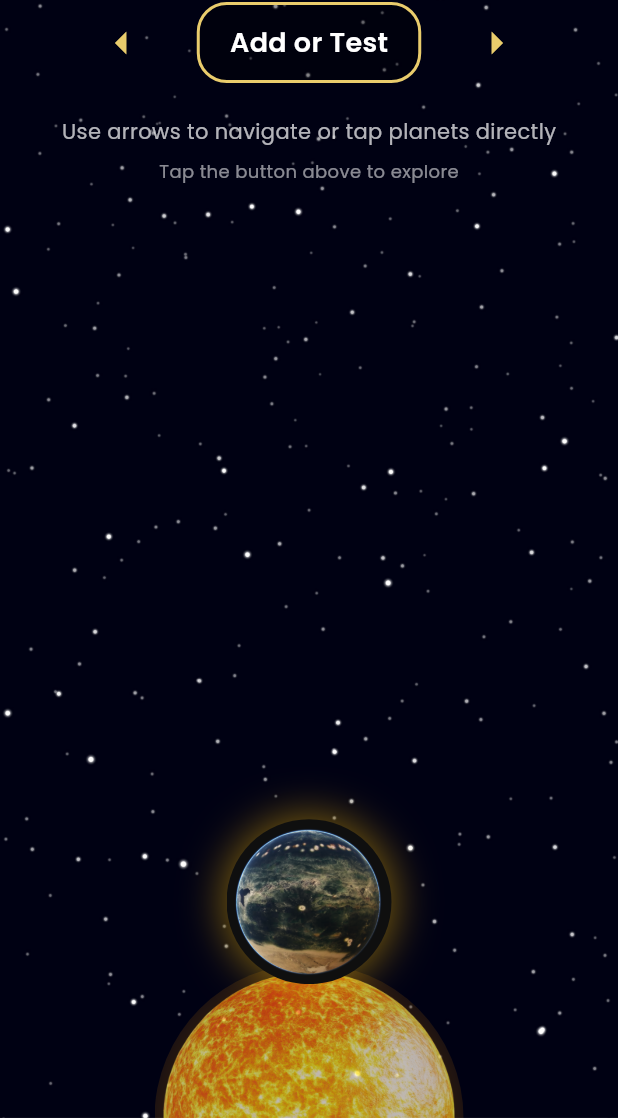
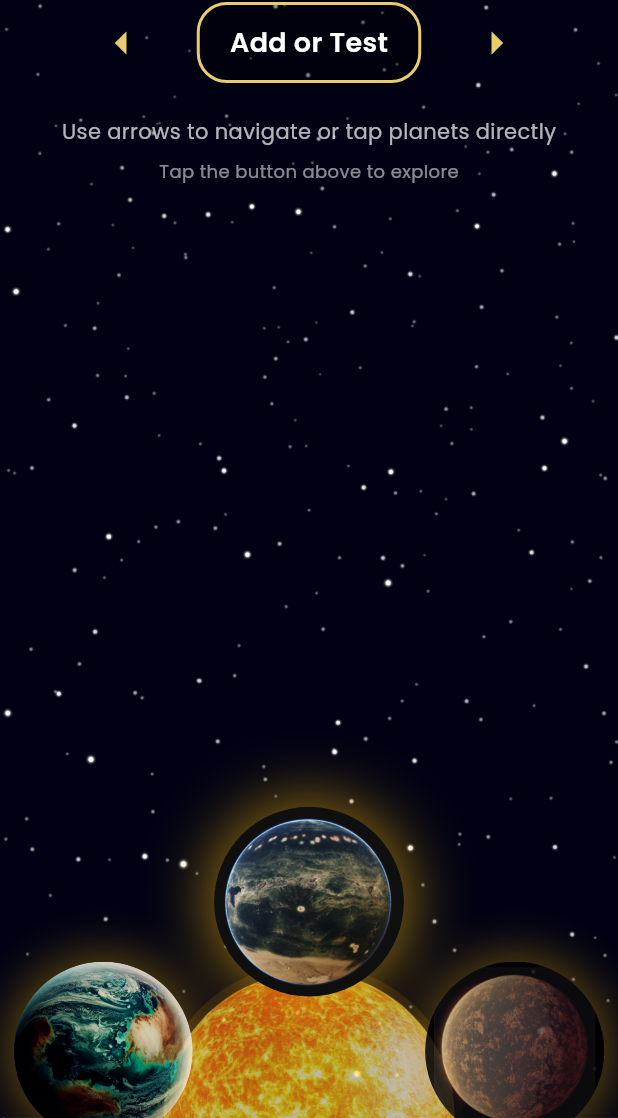
Before and after one commit to RamyAkin/NASA-Space-Apps, a Flutter app: the screen it shows after launch, on a phone screen of 412 x 824 dp, the part 118-1236 px from its top. Run offline on Flutter 3.47's test engine with Material 3 defaults, Android fonts, the phone set to English and light mode, and no system bars; our stand-ins replace google_fonts; network calls fail.

Commit message:
Improved UI home page

```diff
--- a/exoplanet_ai/lib/screens/home_page.dart
+++ b/exoplanet_ai/lib/screens/home_page.dart
@@ -10,12 +10,13 @@ class HomePage extends StatefulWidget {
 }
 
 class _HomePageState extends State<HomePage> with SingleTickerProviderStateMixin {
+  // Each planet now explicitly contains a route so it's always matched to an option
   final List<Map<String, String>> planets = [
-    {'name': 'Add or Test', 'image': 'assets/exoplanet1.png'},
-    {'name': 'Confirmed', 'image': 'assets/exoplanet2.png'},
-    {'name': 'Candidates', 'image': 'assets/exoplanet3.png'},
-    {'name': 'False Positives', 'image': 'assets/exoplanet4.png'},
-    {'name': 'Model Stats', 'image': 'assets/exoplanet5.png'},
+    {'name': 'Add or Test', 'image': 'assets/exoplanet1.png', 'route': '/add-test'},
+    {'name': 'Confirmed', 'image': 'assets/exoplanet2.png', 'route': '/confirmed'},
+    {'name': 'Candidates', 'image': 'assets/exoplanet3.png', 'route': '/candidates'},
+    {'name': 'False Positives', 'image': 'assets/exoplanet4.png', 'route': '/false-positives'},
+    {'name': 'Model Stats', 'image': 'assets/exoplanet5.png', 'route': '/statistics'},
   ];
 
   double angleOffset = 0.0;
@@ -45,22 +46,9 @@ class _HomePageState extends State<HomePage> with SingleTickerProviderStateMixin
   }
 
   void _navigateToSelectedPage() {
-    switch (selectedIndex) {
-      case 0: // Add or Test
-        Navigator.pushNamed(context, '/add-test');
-        break;
-      case 1: // Confirmed
-        Navigator.pushNamed(context, '/confirmed');
-        break;
-      case 2: // Candidates
-        Navigator.pushNamed(context, '/candidates');
-        break;
-      case 3: // False Positives
-        Navigator.pushNamed(context, '/false-positives');
-        break;
-      case 4: // Model Stats
-        Navigator.pushNamed(context, '/statistics');
-        break;
+    final route = planets[selectedIndex]['route'];
+    if (route != null && route.isNotEmpty) {
+      Navigator.pushNamed(context, route);
     }
   }
 
@@ -71,7 +59,11 @@ class _HomePageState extends State<HomePage> with SingleTickerProviderStateMixin
   }
 
   void _animateToSelection(int index) {
-    double targetAngle = index * (2 * pi / planets.length);
+  // We want the selected planet to appear at the top (angle == pi/2).
+  // The planet position calculation uses (i*step + angleOffset + pi/2).
+  // To make i == index evaluate to pi/2, we need angleOffset == -index*step.
+  double step = 2 * pi / planets.length;
+  double targetAngle = -index * step;
     double currentAngle = angleOffset;
 
     // Find shortest rotation path
@@ -190,14 +182,55 @@ class _HomePageState extends State<HomePage> with SingleTickerProviderStateMixin
               ),
             ),
           ),
-          // Animated orbital planets - only show the centered one
-          for (int i = 0; i < planets.length; i++)
-            if (i == selectedIndex) // Only show the selected planet
-              Positioned(
-                left: centerX + cos(i * (2 * pi / planets.length) + angleOffset + pi/2) * radius - planetSize / 2,
-                top: sunCenterY - sin(i * (2 * pi / planets.length) + angleOffset + pi/2) * radius - planetSize / 2,
+          // Animated orbital planets - render all planets and emphasize the one near the top
+          // We'll compute an angular distance to the top (pi/2) and map that to scale & opacity.
+          () {
+            final step = 2 * pi / planets.length;
+            // Build a list of indices and their distance so we can sort draw order (farthest first)
+            final List<Map<String, dynamic>> order = [];
+            for (int i = 0; i < planets.length; i++) {
+              final anglePos = i * step + angleOffset + pi / 2;
+              // normalize difference to [-pi, pi]
+              double diff = anglePos - (pi / 2);
+              while (diff > pi) diff -= 2 * pi;
+              while (diff < -pi) diff += 2 * pi;
+              final absDiff = diff.abs();
+              order.add({'i': i, 'absDiff': absDiff, 'anglePos': anglePos});
+            }
+            // Sort so farthest (largest absDiff) are drawn first; closest drawn last (on top)
+            order.sort((a, b) => (b['absDiff'] as double).compareTo(a['absDiff'] as double));
+
+            return Stack(
+              children: order.map<Widget>((entry) {
+                final i = entry['i'] as int;
+                final anglePos = entry['anglePos'] as double;
+                final absDiff = entry['absDiff'] as double;
+
+                // Map absDiff (0..pi) -> t in 0..1 where 1 means fully centered
+                double t = (1.0 - (absDiff / pi)).clamp(0.0, 1.0);
+                t = Curves.easeOut.transform(t);
+
+                final double scale = 0.85 + (1.15 - 0.85) * t; // 0.85..1.15
+                final double opacity = 0.25 + (1.0 - 0.25) * t; // 0.25..1.0
+
+                final left = centerX + cos(anglePos) * radius - planetSize / 2;
+                final top = sunCenterY - sin(anglePos) * radius - planetSize / 2;
+
+                return Positioned(
+                  left: left,
+                  top: top,
+                  child: Opacity(
+                    opacity: opacity,
+                    child: Transform.scale(
+                      scale: scale,
                       child: GestureDetector(
-                  onTap: _navigateToSelectedPage,
+                        onTap: () {
+                          if (i == selectedIndex) {
+                            _navigateToSelectedPage();
+                          } else {
+                            _animateToSelection(i);
+                          }
+                        },
                         child: Container(
                           width: planetSize,
                           height: planetSize,
@@ -205,9 +238,9 @@ class _HomePageState extends State<HomePage> with SingleTickerProviderStateMixin
                             shape: BoxShape.circle,
                             boxShadow: [
                               BoxShadow(
-                          color: Colors.amber.withOpacity(0.5),
-                          blurRadius: 24,
-                          spreadRadius: 2,
+                                color: Colors.amber.withOpacity(0.5 * t + 0.1),
+                                blurRadius: 8 + 24 * t,
+                                spreadRadius: 1 + 2 * t,
                               ),
                             ],
                           ),
@@ -235,6 +268,11 @@ class _HomePageState extends State<HomePage> with SingleTickerProviderStateMixin
                         ),
                       ),
                     ),
+                  ),
+                );
+              }).toList(),
+            );
+          }(),
           // Arrows and selected planet at the top of the arc
           Positioned(
             top: 64 + 16,
```
Also changed, not shown: exoplanet_ai/model_stats.json (+18 -4 lines). Lines whose indentation alone changed are shown as unchanged.
